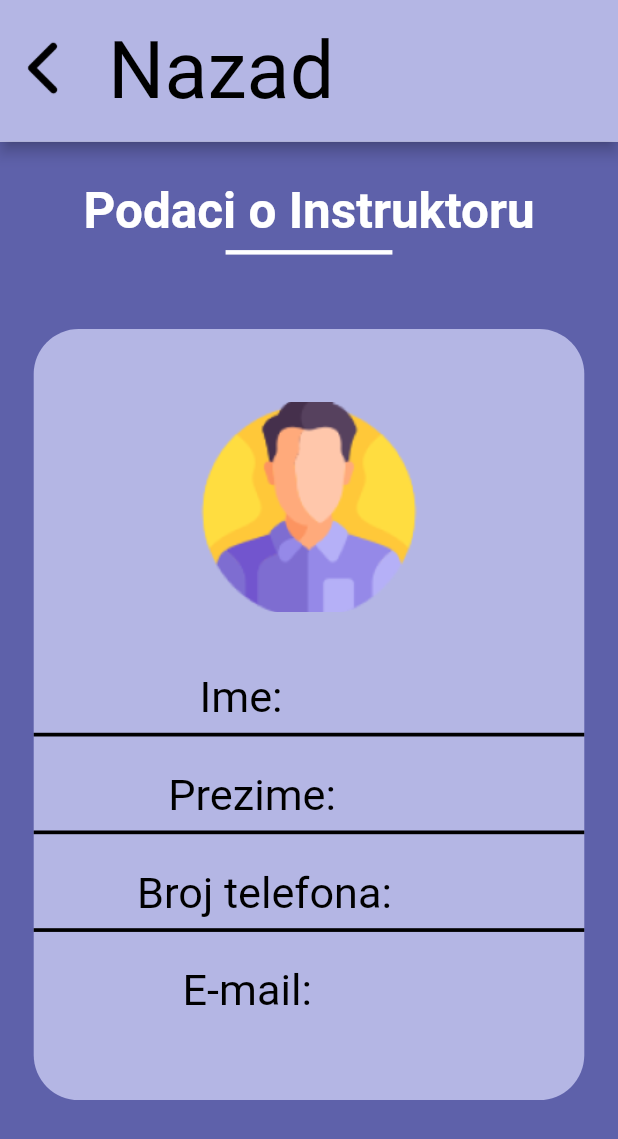
After one commit to SheCho123/Autoskola-Unfinished-, a Flutter app: the InstruktorPodaci screen opened directly, on a phone screen of 412 x 824 dp. The commit adds this screen. Shown: the top 1139 px of the screen. Run offline on Flutter 3.47's test engine with Material 2 defaults, Android fonts, the phone set to English and light mode, and no system bars.

Commit message:
Screen 1, 2 half 3, 5

```diff
--- /dev/null
+++ b/applikacija1/lib/instruktorPodaciScreen.dart
@@ -0,0 +1,150 @@
+import 'dart:io';
+import 'package:applikacija1/homeScreen1.dart';
+import 'package:flutter/material.dart';
+import 'package:flutter/services.dart';
+
+void main() {
+  WidgetsFlutterBinding.ensureInitialized();
+  SystemChrome.setPreferredOrientations(
+      [DeviceOrientation.portraitUp, DeviceOrientation.portraitDown]);
+  runApp(const MaterialApp(home: InstruktorPodaci()));
+}
+
+class InstruktorPodaci extends StatelessWidget {
+  const InstruktorPodaci({Key? key}) : super(key: key);
+
+  @override
+  Widget build(BuildContext context) {
+    final size = MediaQuery.of(context).size;
+    final screenHeight = MediaQuery.of(context).size.height;
+    final screenWidth = MediaQuery.of(context).size.width;
+    final statusBarHeight = MediaQuery.of(context).padding.top;
+    double unitHeightValue = screenHeight * 0.01;
+    double unitWidthValue = screenWidth * 0.01;
+    double multiplier = 8;
+    return Scaffold(
+        appBar: PreferredSize(
+          preferredSize: Size.fromHeight(screenHeight * 0.1147),
+          child: AppBar(
+            // AppBar START
+            leading: IconButton(
+              icon: Image.asset('assets/images/Left_Arrow.png'),
+              onPressed: () => Navigator.push(context,
+                  MaterialPageRoute(builder: (context) => const HomeScreen())),
+            ),
+            backgroundColor: const Color.fromARGB(255, 180, 182, 228),
+            title: const FittedBox(
+              fit: BoxFit.scaleDown,
+              child: Text("Nazad"),
+            ),
+            toolbarHeight: screenHeight * 0.5119,
+            titleTextStyle: TextStyle(
+                fontSize: (multiplier * unitHeightValue) * 0.8,
+                color: Colors.black),
+          ),
+        ),
+        body: Container(
+          child: Column(
+            children: [
+              Container(
+                margin: EdgeInsets.only(top: screenHeight * 0.03243),
+                child: Text(
+                  "Podaci o Instruktoru",
+                  style: TextStyle(
+                    fontSize: screenHeight * 0.04,
+                    fontWeight: FontWeight.bold,
+                    color: Colors.white,
+                  ),
+                ),
+              ),
+              SizedBox(
+                child: const Divider(
+                  color: Colors.white,
+                  thickness: 3,
+                ),
+                width: screenWidth * 0.27,
+              ),
+              Container(
+                height: screenHeight * 0.6238,
+                width: screenWidth * 0.8909,
+                constraints: const BoxConstraints(maxWidth: 500),
+                margin: EdgeInsets.only(top: screenHeight * 0.05238),
+                decoration: const BoxDecoration(
+                  borderRadius: BorderRadius.all(Radius.circular(30)),
+                  color: Color.fromRGBO(180, 182, 228, 1.0),
+                ),
+                child: Column(children: [
+                  Container(
+                    margin: EdgeInsets.only(top: screenHeight * 0.05476),
+                    child: Image.asset(
+                      "assets/images/Placeholder.png",
+                      height: screenHeight * 0.17857,
+                      width: screenWidth * 0.3590,
+                    ),
+                  ),
+                  Container(
+                    margin: EdgeInsets.only(
+                      top: screenHeight * 0.0438,
+                      right: screenWidth * 0.22,
+                    ),
+                    child: Text(
+                      'Ime:',
+                      style: TextStyle(
+                          color: Colors.black, fontSize: screenHeight * 0.035),
+                    ),
+                  ),
+                  Divider(
+                    color: Colors.black,
+                    thickness: screenHeight * 0.003,
+                  ),
+                  Container(
+                    margin: EdgeInsets.only(
+                      top: screenHeight * 0.01838,
+                      right: screenWidth * 0.184,
+                    ),
+                    child: Text(
+                      'Prezime:',
+                      style: TextStyle(
+                          color: Colors.black, fontSize: screenHeight * 0.035),
+                    ),
+                  ),
+                  Divider(
+                    color: Colors.black,
+                    thickness: screenHeight * 0.003,
+                  ),
+                  Container(
+                    margin: EdgeInsets.only(
+                      top: screenHeight * 0.01838,
+                      right: screenWidth * 0.144,
+                    ),
+                    child: Text(
+                      'Broj telefona:',
+                      style: TextStyle(
+                          color: Colors.black, fontSize: screenHeight * 0.035),
+                    ),
+                  ),
+                  Divider(
+                    color: Colors.black,
+                    thickness: screenHeight * 0.003,
+                  ),
+                  Container(
+                    margin: EdgeInsets.only(
+                      top: screenHeight * 0.01838,
+                      right: screenWidth * 0.2,
+                    ),
+                    child: Text(
+                      'E-mail:',
+                      style: TextStyle(
+                          color: Colors.black, fontSize: screenHeight * 0.035),
+                    ),
+                  ),
+                ]),
+              )
+            ],
+          ),
+          height: screenHeight * 0.8853,
+          width: screenWidth,
+          color: const Color.fromRGBO(94, 97, 170, 1.0),
+        ));
+  }
+}
--- a/applikacija1/pubspec.yaml
+++ b/applikacija1/pubspec.yaml
@@ -29,7 +29,6 @@ environment:
 dependencies:
   flutter:
     sdk: flutter
-
   # The following adds the Cupertino Icons font to your application.
   # Use with the CupertinoIcons class for iOS style icons.
   cupertino_icons: ^1.0.2
@@ -67,6 +66,8 @@ flutter:
     - assets/images/SidebarImg5.png
     - assets/images/SidebarImg6.png
     - assets/images/SidebarImg7.png
+    - assets/images/Vector.png
+    - assets/images/Placeholder.png
 
   # To add assets to your application, add an assets section, like this:
   # assets:
```
Also changed, not shown: applikacija1/lib/homeScreen1.dart (+130 -37 lines), applikacija1/lib/main.dart (+13 -10 lines), applikacija1/lib/screen.dart (added, +78 -0 lines), applikacija1/assets/images/Placeholder.png (added), applikacija1/assets/images/Vector.png (added).
